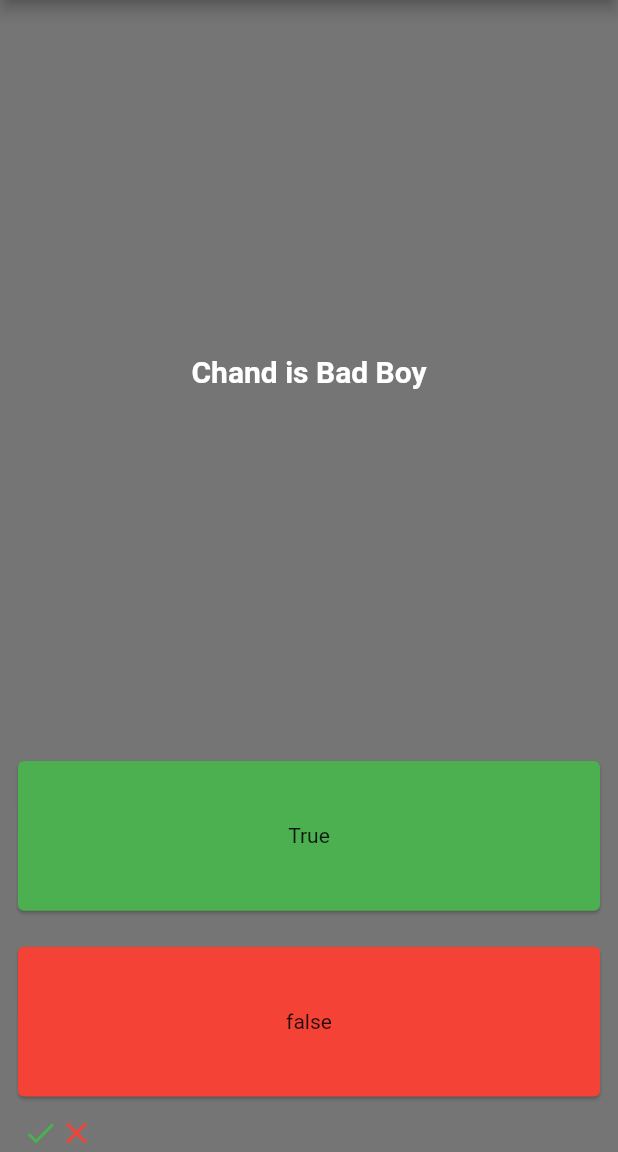
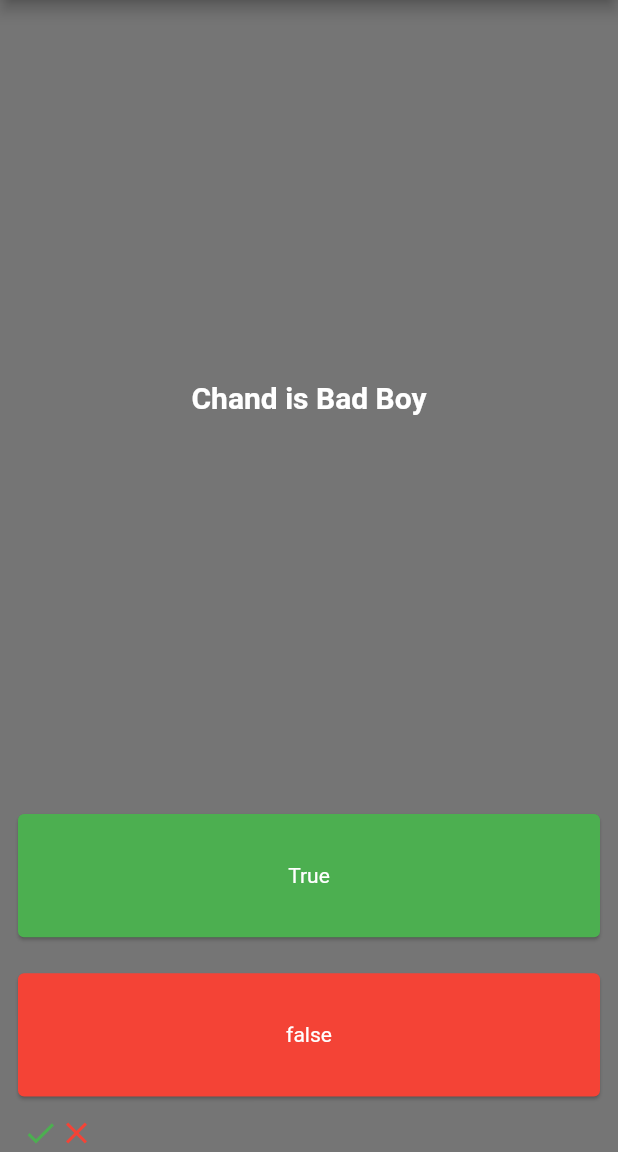
Before and after one commit to SatishMarisetty/quizzler-flutter, a Flutter app: the screen it shows after launch, after a tap on "True", after a tap on "false", on a phone screen of 412 x 824 dp, the part 84-1236 px from its top. Run offline on Flutter 3.47's test engine with Material 2 defaults, Android fonts, the phone set to English and light mode, and no system bars; our stand-ins replace rflutter_alert.

Commit message:
added Encapsulation

```diff
--- /dev/null
+++ b/lib/QuestionBank.dart
@@ -0,0 +1,20 @@
+import 'package:flutter/cupertino.dart';
+
+class Question{
+  String _question='';
+  bool _answer=false;
+
+  Question({String q='',bool a=false})
+  {
+    _question = q;
+    _answer = a;
+  }
+  String getQuestion()
+  {
+    return _question;
+  }
+  bool getAnswer()
+  {
+    return _answer;
+  }
+}
--- /dev/null
+++ b/lib/Questions.dart
@@ -0,0 +1,26 @@
+import 'package:flutter/material.dart';
+import 'QuestionBank.dart';
+class Quiz{
+  static int _i=0;
+  List<Question> _Questions = [
+    Question(q: 'Sriram is a Gay',a: true),
+    Question(q: 'Harshitha had crush on Satish',a: true),
+    Question(q: 'Chand is Bad Boy',a: false),
+    Question(q: 'Dhaneshwar likes eating Children',a: true),
+    Question(q: 'Pawan Kalyan is God being',a: true),
+    Question(q: 'Prabhas is catagorized as Male',a: false),
+  ];
+
+  void nextQuestion()
+  {
+    if(_i<_Questions.length-1){_i++;}
+  }
+  String getQuestion()
+  {
+    return _Questions[_i].getQuestion();
+  }
+  bool getAnswer()
+  {
+    return _Questions[_i].getAnswer();
+  }
+}
--- a/lib/main.dart
+++ b/lib/main.dart
@@ -1,35 +1,18 @@
 import 'package:flutter/material.dart';
 import 'package:flutter/services.dart';
+import 'Questions.dart';
+import 'package:rflutter_alert/rflutter_alert.dart';
 
 void main() {
   runApp(const Quizler());
 }
-int i=0;
+
 List<Widget> icons=[];
-List Questions=[
-  'Sriram is a Gay',
-  'Harshitha had crush on Satish',
-  'Chand is Bad Boy',
-  'Dhaneshwar likes eating shit',
-  'Pawan Kalyan is God being',
-  'Prabhas is catagorized as Male',
-];
-List Answers=[
-  true,
-  true,
-  false,
-  true,
-  true,
-  false
-];
-
 class Quizler extends StatefulWidget {
   const Quizler({super.key});
-
   @override
   State<Quizler> createState() => _QuizlerState();
 }
-
 class _QuizlerState extends State<Quizler> {
   @override
   Widget build(BuildContext context) {
@@ -47,10 +30,10 @@ class _QuizlerState extends State<Quizler> {
             crossAxisAlignment: CrossAxisAlignment.stretch,
             children: [
               Expanded(
-                flex: 4,
+                flex: 5,
                   child: Center(
                     child: Text(
-                        Questions[i],
+                        Quiz().getQuestion(),
                       style: TextStyle(color: Colors.white,fontWeight: FontWeight.bold,fontSize: 20),
                     ),
                   ),
@@ -61,12 +44,12 @@ class _QuizlerState extends State<Quizler> {
                   child: Card(
                   color: Colors.green,
                     child: Center(
-                      child: Text('True'),
+                      child: Text('True',style: TextStyle(color: Colors.white),),
                     ),
               ),
                   onPressed: ()
                   {
-                    if (Answers[i]==true)
+                    if (Quiz().getAnswer()==true)
                       {
                         icons.add(
                           Icon(Icons.check,color: Colors.green,)
@@ -79,10 +62,7 @@ class _QuizlerState extends State<Quizler> {
                         );
                       }
                     setState(() {
-                      if (i<Questions.length-1)
-                        {
-                          i++;
-                        }
+                      Quiz().nextQuestion();
                     });
                   },
                 ),
@@ -93,12 +73,12 @@ class _QuizlerState extends State<Quizler> {
                   child: Card(
                     color: Colors.red,
                     child: Center(
-                      child: Text('false'),
+                      child: Text('false',style: TextStyle(color: Colors.white,),),
                     ),
                   ),
                   onPressed: ()
                   {
-                    if (Answers[i]==true) {
+                    if (Quiz().getAnswer()==true) {
                       icons.add(
                           Icon(Icons.close, color: Colors.red,)
                       );
@@ -109,10 +89,7 @@ class _QuizlerState extends State<Quizler> {
                       );
                     }
                     setState(() {
-                      if (i<Questions.length-1)
-                      {
-                        i++;
-                      }
+                      Quiz().nextQuestion();
                     });
                   },
                 ),
--- a/pubspec.yaml
+++ b/pubspec.yaml
@@ -30,10 +30,7 @@ environment:
 dependencies:
   flutter:
     sdk: flutter
-
-
-  # The following adds the Cupertino Icons font to your application.
-  # Use with the CupertinoIcons class for iOS style icons.
+  rflutter_alert: ^2.0.7
   cupertino_icons: ^1.0.2
 
 dev_dependencies:
```
Also changed, not shown: pubspec.lock.
